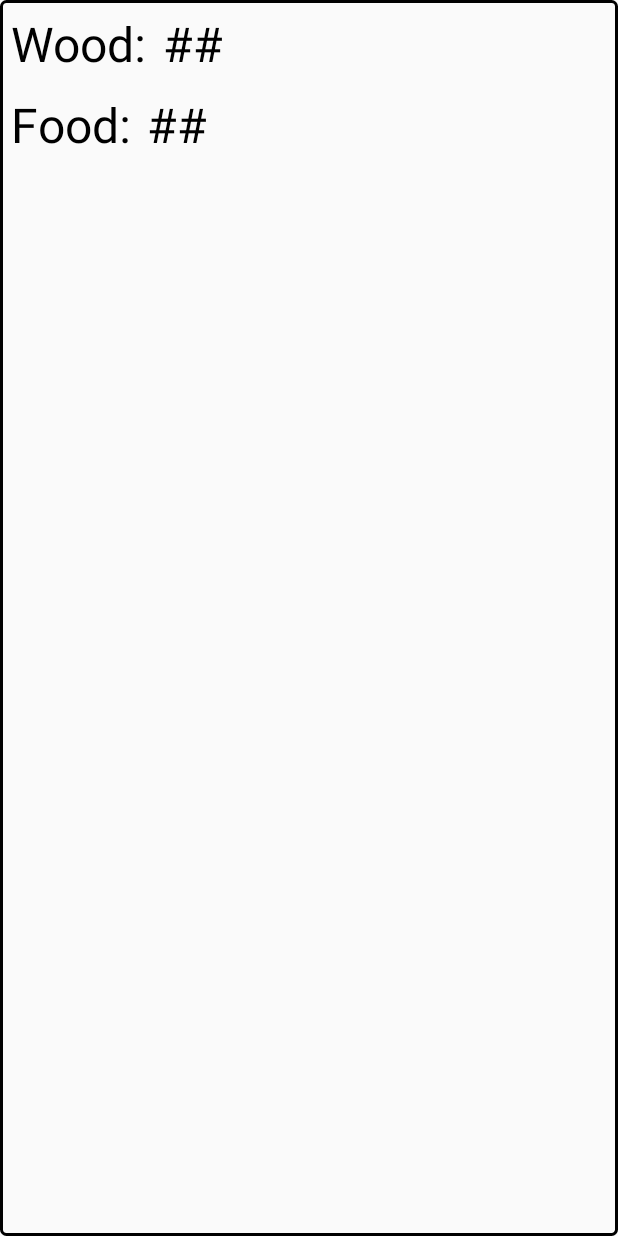
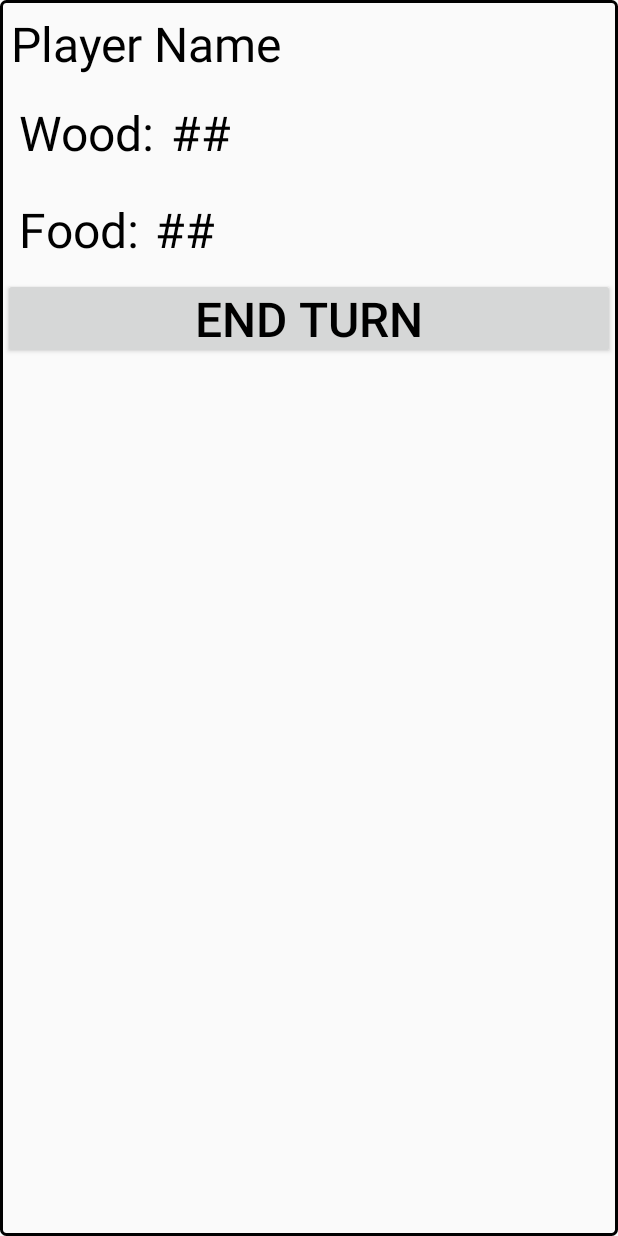
Before and after one commit to lothar243/Survivors-Of-The-Apocalypse, an Android app: the layout side_panel.xml on its own in the app's theme, with its tools: preview values and no code run, on a phone screen of 412 x 824 dp. Run offline under Robolectric (Android 15) with nearby library versions, the phone set to English and light mode, and no system bars.

Commit message:
Added some elements to the side panel

```diff
--- a/app/src/main/res/layout/side_panel.xml
+++ b/app/src/main/res/layout/side_panel.xml
@@ -1,12 +1,18 @@
 <?xml version="1.0" encoding="utf-8"?>
 
-<LinearLayout
-    xmlns:android="http://schemas.android.com/apk/res/android"
+<LinearLayout xmlns:android="http://schemas.android.com/apk/res/android"
+    xmlns:app="http://schemas.android.com/apk/res-auto"
     android:orientation="vertical"
     android:layout_width="match_parent"
     android:layout_height="match_parent"
     android:padding="2dp"
+    android:theme="@style/sidePanelTheme"
     android:background="@drawable/side_panel_border">
+    <TextView
+        android:layout_width="match_parent"
+        android:layout_height="wrap_content"
+        android:text="@string/player_name"
+        android:id="@+id/player_name"/>
     <LinearLayout
         android:layout_width="match_parent"
         android:layout_height="wrap_content">
@@ -14,12 +20,10 @@
             android:layout_width="wrap_content"
             android:layout_height="wrap_content"
             android:text="@string/wood_resource"
-            android:id="@+id/wood_label"
-            style="@style/sidePanelTheme"/>
+            android:id="@+id/wood_label"/>
         <TextView
             android:layout_width="wrap_content"
             android:layout_height="wrap_content"
-            style="@style/sidePanelTheme"
             android:text="@string/number_placeholder"
             android:id="@+id/wood_amount"/>
 
@@ -31,13 +35,16 @@
             android:layout_width="wrap_content"
             android:layout_height="wrap_content"
             android:text="@string/food_resource"
-            style="@style/sidePanelTheme"
             android:id="@+id/food_label"/>
         <TextView
             android:layout_width="wrap_content"
             android:layout_height="wrap_content"
-            style="@style/sidePanelTheme"
             android:text="@string/number_placeholder"/>
 
     </LinearLayout>
+    <Button
+        android:layout_width="match_parent"
+        android:layout_height="wrap_content"
+        android:id="@+id/end_turn_button"
+        android:text="@string/end_turn"/>
 </LinearLayout>
--- a/app/src/main/res/values/strings.xml
+++ b/app/src/main/res/values/strings.xml
@@ -12,4 +12,6 @@
     <string name="start_game">Start Game</string>
     <string name="board_default_width">5</string>
     <string name="board_default_height">5</string>
+    <string name="player_name">Player Name</string>
+    <string name="end_turn">End Turn</string>
 </resources>
```
